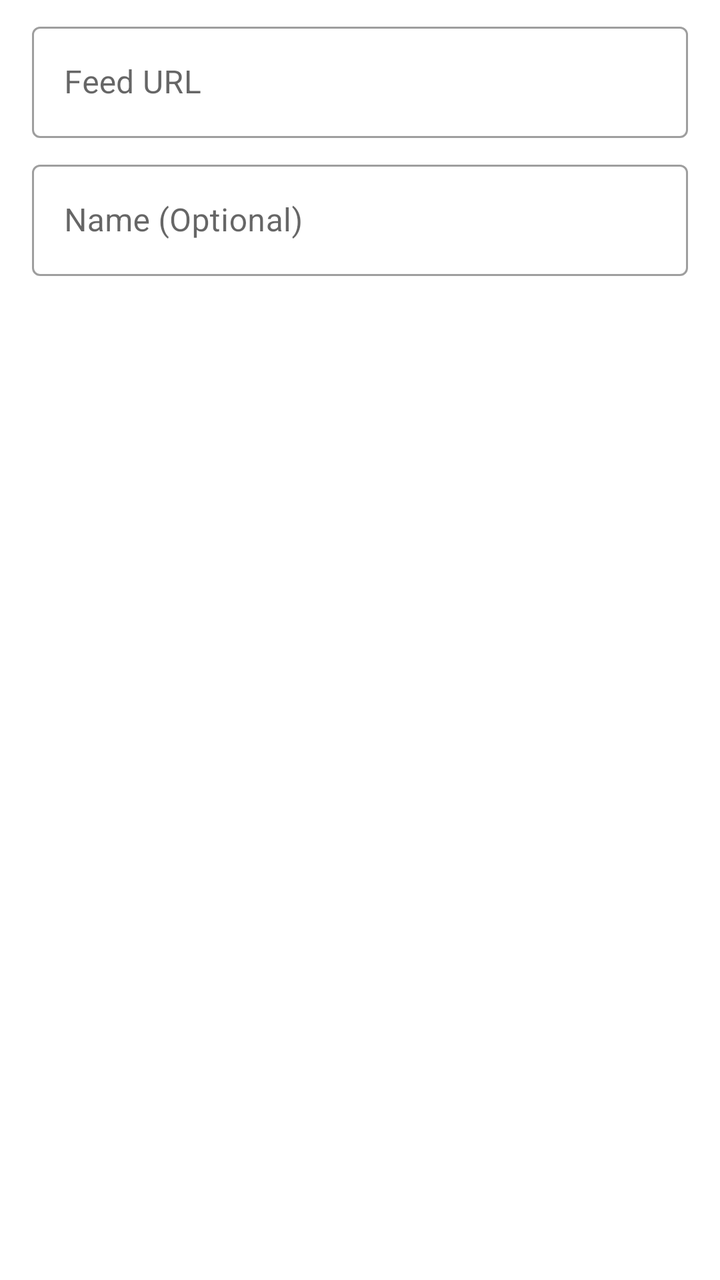
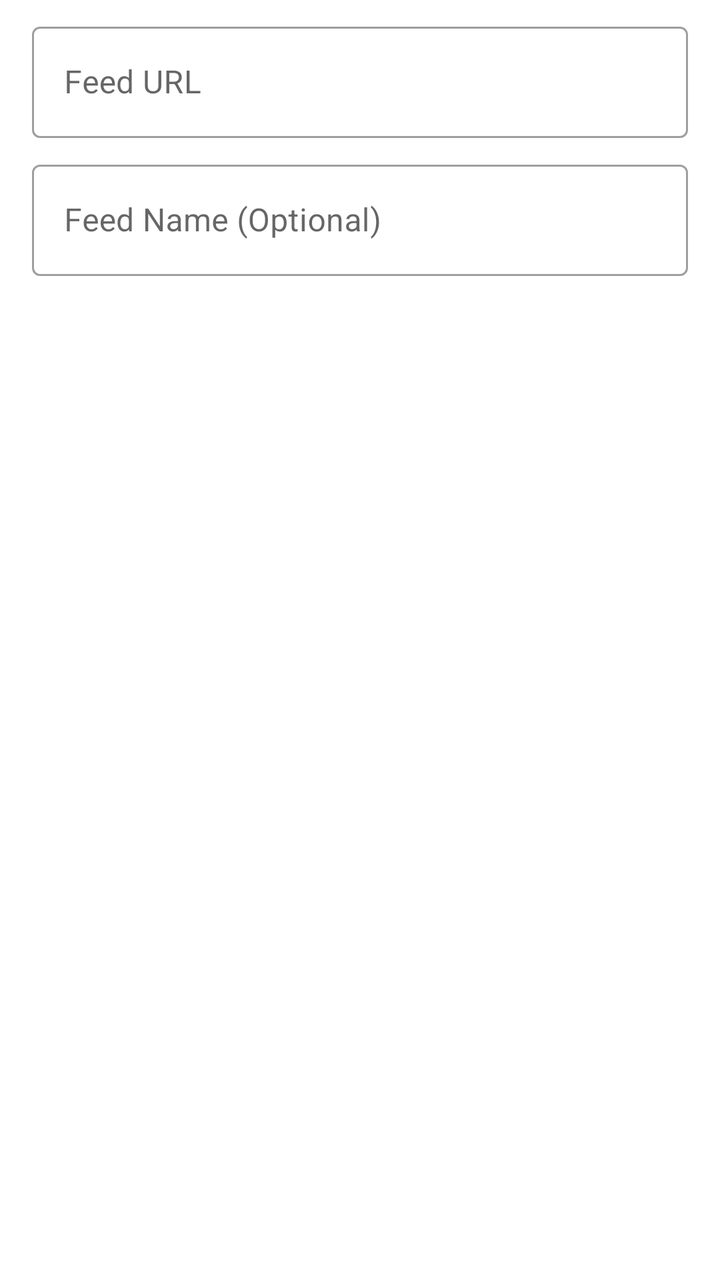

Before-and-after screenshots of an Android layout around one commit, followed by the original layout XML and the change that was made.
<!-- AndroidManifest.xml: application theme AppTheme -->
<!-- res/layout/dialog_rss_add_feed.xml -->
<?xml version="1.0" encoding="utf-8"?>
<LinearLayout xmlns:android="http://schemas.android.com/apk/res/android"
    android:layout_width="match_parent"
    android:layout_height="wrap_content"
    android:orientation="vertical">

    <com.google.android.material.textfield.TextInputLayout
        style="@style/Widget.MaterialComponents.TextInputLayout.OutlinedBox"
        android:layout_width="match_parent"
        android:layout_height="wrap_content"
        android:layout_marginHorizontal="16dp"
        android:layout_marginTop="8dp">

        <com.google.android.material.textfield.TextInputEditText
            android:id="@+id/edit_feed_url"
            android:layout_width="match_parent"
            android:layout_height="wrap_content"
            android:hint="@string/rss_hint_feed_url"
            android:inputType="textUri" />

    </com.google.android.material.textfield.TextInputLayout>

    <com.google.android.material.textfield.TextInputLayout
        style="@style/Widget.MaterialComponents.TextInputLayout.OutlinedBox"
        android:layout_width="match_parent"
        android:layout_height="wrap_content"
        android:layout_marginHorizontal="16dp"
        android:layout_marginTop="8dp">

        <com.google.android.material.textfield.TextInputEditText
            android:id="@+id/edit_name"
            android:layout_width="match_parent"
            android:layout_height="wrap_content"
            android:hint="@string/rss_hint_feed_name"
            android:inputType="text" />

    </com.google.android.material.textfield.TextInputLayout>


</LinearLayout>
<!-- resources referenced by this layout -->
<resources>
  <string name="rss_hint_feed_name">Name (Optional)</string>
  <string name="rss_hint_feed_url">Feed URL</string>
  <style name="AppTheme" parent="Theme.MaterialComponents.DayNight.NoActionBar">
          <item name="colorPrimary">@color/color_primary</item>
          <item name="colorPrimaryDark">@color/color_primary_dark</item>
          <item name="colorPrimaryVariant">@color/color_primary_variant</item>
          <item name="colorOnPrimary">@color/color_on_primary</item>
  
          <item name="colorSecondary">@color/color_secondary</item>
          <item name="colorSecondaryVariant">@color/color_secondary_variant</item>
          <item name="colorOnSecondary">@color/color_on_secondary</item>
  
          <item name="windowActionModeOverlay">true</item>
          <item name="actionBarTheme">@style/AppTheme.ToolbarOverlay</item>
  
          <item name="android:textAlignment">viewStart</item>
  
          <item name="snackbarTextViewStyle">@style/AppTheme.SnackbarTextViewStyle</item>
      </style>
  <color name="color_primary">#03A9F4</color>
  <color name="color_primary_dark">#007AC1</color>
  <color name="color_primary_variant">#007AC1</color>
  <color name="color_on_primary">#FFFFFF</color>
  <color name="color_secondary">#FFB300</color>
  <color name="color_secondary_variant">#C68400</color>
  <color name="color_on_secondary">#000000</color>
  <style name="AppTheme.ToolbarOverlay" parent="ThemeOverlay.MaterialComponents.Dark.ActionBar" />
  <style name="AppTheme.SnackbarTextViewStyle" parent="Widget.MaterialComponents.Snackbar.TextView">
          <item name="android:maxLines">15</item>
      </style>
</resources>

<!-- the commit's change to res/layout/dialog_rss_add_feed.xml (unified diff, before → after) -->
@@ -31,7 +31,7 @@
             android:id="@+id/edit_name"
             android:layout_width="match_parent"
             android:layout_height="wrap_content"
-            android:hint="@string/rss_hint_feed_name"
+            android:hint="@string/rss_hint_feed_name_optional"
             android:inputType="text" />
 
     </com.google.android.material.textfield.TextInputLayout>
<!-- resource entries referenced after the edit -->
@@ -1,6 +1,6 @@
 <!-- resources referenced by this layout -->
 <resources>
-  <string name="rss_hint_feed_name">Name (Optional)</string>
+  <string name="rss_hint_feed_name_optional">Feed Name (Optional)</string>
   <string name="rss_hint_feed_url">Feed URL</string>
   <style name="AppTheme" parent="Theme.MaterialComponents.DayNight.NoActionBar">
           <item name="colorPrimary">@color/color_primary</item>
